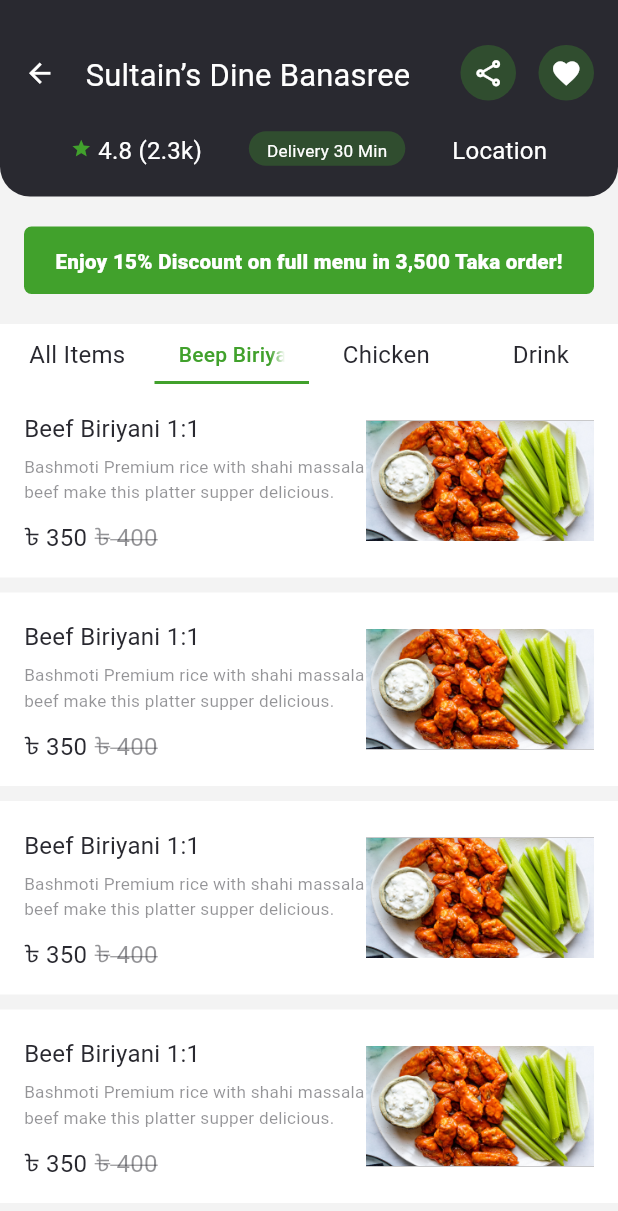
After one commit to shohag7552/Green_food_personal, a Flutter app: the RestaurantPage screen opened directly, tab 2 chosen, on a phone screen of 412 x 824 dp. The commit adds this screen. Shown: the top 1211 px of the screen. Run offline on Flutter 3.47's test engine with Material 2 defaults, Android fonts, the phone set to English and light mode, and no system bars; our stand-ins replace carousel_slider, device_preview, flutter_icons, get, splashscreen.

Commit message:
25 september  commit

```diff
--- /dev/null
+++ b/lib/Controller/RestaurantController.dart
@@ -0,0 +1,3 @@
+import 'package:get/get.dart';
+
+class RestaurantController extends GetxController {}
--- a/lib/DashBoard.dart
+++ b/lib/DashBoard.dart
@@ -2,6 +2,7 @@ import 'package:flutter/cupertino.dart';
 import 'package:flutter/material.dart';
 import 'package:flutter_icons/flutter_icons.dart';
 import 'package:get/get.dart';
+import 'package:green_food/UI/Restaurant/restaurant.dart';
 import 'package:green_food/UI/views/sizing_information.dart';
 import 'package:green_food/utils/AdaptiveTextSize.dart';
 import 'package:green_food/utils/AppBar.dart';
@@ -216,9 +217,7 @@ class DashBoard extends StatelessWidget {
                                   icon: Icons.phone,
                                   title: "Talk to Management",
                                 ),
-                                InkWell(
-                                  onTap: () {},
-                                  child: Container(
+                                Container(
                                   padding: EdgeInsets.symmetric(vertical: 10),
                                   margin: EdgeInsets.only(
                                     left: 16,
@@ -231,6 +230,8 @@ class DashBoard extends StatelessWidget {
                                     borderRadius:
                                         BorderRadius.circular(borderRadius),
                                   ),
+                                  child: InkWell(
+                                    onTap: () {},
                                     child: Row(
                                       mainAxisAlignment:
                                           MainAxisAlignment.center,
@@ -830,6 +831,10 @@ class DashBoard extends StatelessWidget {
         itemBuilder: (context, index) {
           return Padding(
             padding: EdgeInsets.symmetric(horizontal: 4),
+            child: InkWell(
+              onTap: () {
+                Get.to(RestaurantPage());
+              },
               child: Container(
                 child: Container(
                   child: Column(
@@ -894,8 +899,8 @@ class DashBoard extends StatelessWidget {
                               description,
                               style: sectionSubTitle().copyWith(
                                   fontSize: AdaptiveTextSize()
-                                    .getadaptiveTextSize(
-                                        Get.context, sectionSubTitleFontSize)),
+                                      .getadaptiveTextSize(Get.context,
+                                          sectionSubTitleFontSize)),
                             ),
                             SizedBox(
                               height: 2,
@@ -904,13 +909,14 @@ class DashBoard extends StatelessWidget {
                               offer,
                               style: sectionSubTitle().copyWith(
                                   fontSize: AdaptiveTextSize()
-                                    .getadaptiveTextSize(
-                                        Get.context, sectionSubTitleFontSize)),
+                                      .getadaptiveTextSize(Get.context,
+                                          sectionSubTitleFontSize)),
                             ),
                           ],
                         ),
                       ),
                     ],
+                  ),
                 ),
               ),
             ),
--- /dev/null
+++ b/lib/UI/Restaurant/TabPages/all_items.dart
@@ -0,0 +1,14 @@
+import 'package:flutter/material.dart';
+
+class AllItems extends StatelessWidget {
+  const AllItems({Key key}) : super(key: key);
+
+  @override
+  Widget build(BuildContext context) {
+    return Container(
+      child: Center(
+        child: Text("All items"),
+      ),
+    );
+  }
+}
--- /dev/null
+++ b/lib/UI/Restaurant/TabPages/beef_biriyani.dart
@@ -0,0 +1,98 @@
+import 'package:flutter/material.dart';
+import 'package:green_food/utils/AdaptiveTextSize.dart';
+import 'package:green_food/utils/Color.dart';
+import 'package:green_food/utils/Style.dart';
+
+class BeefBiriyani extends StatelessWidget {
+  final BuildContext context;
+  const BeefBiriyani({Key key, this.context}) : super(key: key);
+
+  @override
+  Widget build(BuildContext context) {
+    return Container(
+      child: ListView.builder(
+        itemCount: 5,
+        shrinkWrap: true,
+        itemBuilder: (context, index) {
+          return listItems(context);
+        },
+      ),
+    );
+  }
+
+  Container listItems(BuildContext context) {
+    return Container(
+      color: white,
+      padding: EdgeInsets.all(16),
+      margin: EdgeInsets.only(bottom: 10),
+      child: Row(
+        children: [
+          Expanded(
+            flex: 6,
+            child: Column(
+              crossAxisAlignment: CrossAxisAlignment.start,
+              children: [
+                Text(
+                  "Beef Biriyani 1:1",
+                  style: drawerListText().copyWith(
+                    fontSize:
+                        AdaptiveTextSize().getadaptiveTextSize(context, 14),
+                  ),
+                ),
+                SizedBox(
+                  height: 5,
+                ),
+                Text(
+                  "Bashmoti Premium rice with shahi massala beef make this platter supper delicious.",
+                  style: drawerListText().copyWith(
+                    color: black.withOpacity(0.50),
+                    fontSize:
+                        AdaptiveTextSize().getadaptiveTextSize(context, 10),
+                  ),
+                ),
+                SizedBox(
+                  height: 10,
+                ),
+                Row(
+                  children: [
+                    Text(
+                      "৳ 350",
+                      style: drawerListText().copyWith(
+                        fontSize:
+                            AdaptiveTextSize().getadaptiveTextSize(context, 14),
+                      ),
+                    ),
+                    SizedBox(
+                      width: 5,
+                    ),
+                    Text(
+                      "৳ 400",
+                      style: drawerListText().copyWith(
+                        decoration: TextDecoration.lineThrough,
+                        color: black.withOpacity(0.5),
+                        fontSize:
+                            AdaptiveTextSize().getadaptiveTextSize(context, 14),
+                      ),
+                    ),
+                  ],
+                )
+              ],
+            ),
+          ),
+          Expanded(
+            flex: 4,
+            child: Container(
+              height: 80,
+              width: 108,
+              color: black,
+              child: Image.asset(
+                "assets/images/current.png",
+                fit: BoxFit.cover,
+              ),
+            ),
+          ),
+        ],
+      ),
+    );
+  }
+}
--- /dev/null
+++ b/lib/UI/Restaurant/TabPages/chicken.dart
@@ -0,0 +1,14 @@
+import 'package:flutter/material.dart';
+
+class Chicken extends StatelessWidget {
+  const Chicken({Key key}) : super(key: key);
+
+  @override
+  Widget build(BuildContext context) {
+    return Container(
+      child: Center(
+        child: Text("Chicken"),
+      ),
+    );
+  }
+}
--- /dev/null
+++ b/lib/UI/Restaurant/TabPages/drink.dart
@@ -0,0 +1,14 @@
+import 'package:flutter/material.dart';
+
+class Drink extends StatelessWidget {
+  const Drink({Key key}) : super(key: key);
+
+  @override
+  Widget build(BuildContext context) {
+    return Container(
+      child: Center(
+        child: Text("Drink"),
+      ),
+    );
+  }
+}
--- /dev/null
+++ b/lib/UI/Restaurant/restaurant.dart
@@ -0,0 +1,246 @@
+import 'package:flutter/material.dart';
+import 'package:get/get.dart';
+import 'package:green_food/Controller/RestaurantController.dart';
+import 'package:green_food/UI/Restaurant/TabPages/all_items.dart';
+import 'package:green_food/UI/Restaurant/TabPages/beef_biriyani.dart';
+import 'package:green_food/UI/Restaurant/TabPages/chicken.dart';
+import 'package:green_food/UI/Restaurant/TabPages/drink.dart';
+import 'package:green_food/UI/views/base_widget.dart';
+import 'package:green_food/UI/views/sizing_information.dart';
+import 'package:green_food/utils/AdaptiveTextSize.dart';
+import 'package:green_food/utils/Color.dart';
+import 'package:green_food/utils/Const.dart';
+import 'package:green_food/utils/Style.dart';
+
+class RestaurantPage extends StatefulWidget {
+  // const RestaurantPage({Key key}) : super(key: key);
+
+  @override
+  _RestaurantPageState createState() => _RestaurantPageState();
+}
+
+class _RestaurantPageState extends State<RestaurantPage>
+    with SingleTickerProviderStateMixin {
+  TabController _tabController;
+
+  @override
+  void initState() {
+    _tabController = TabController(length: 4, vsync: this);
+    super.initState();
+  }
+
+  @override
+  void dispose() {
+    super.dispose();
+    _tabController.dispose();
+  }
+
+  @override
+  Widget build(BuildContext context) {
+    final restaurantController = Get.put(RestaurantPage());
+    return GetBuilder<RestaurantController>(
+      init: RestaurantController(),
+      initState: (_) {},
+      builder: (controller) {
+        return BaseWidget(
+          builder: (context, sizingInformation) {
+            return Scaffold(
+              backgroundColor: backgroundTertiary,
+              body: Column(
+                children: [
+                  customAppBar(context, sizingInformation),
+                  SizedBox(
+                    height: sectionSpacing + sectionSpacing,
+                  ),
+                  Container(
+                    width: double.infinity,
+                    padding: EdgeInsets.symmetric(vertical: 12),
+                    margin: EdgeInsets.symmetric(horizontal: 16),
+                    decoration: BoxDecoration(
+                      borderRadius: BorderRadius.circular(5),
+                      color: backgroundSecondary,
+                    ),
+                    child: Center(
+                      child: Text(
+                        "Enjoy 15% Discount on full menu in 3,500 Taka order!",
+                        style: appSubtitleText().copyWith(
+                          fontWeight: FontWeight.w900,
+                          fontSize: AdaptiveTextSize().getadaptiveTextSize(
+                              Get.context, sectionSpacing + 2),
+                        ),
+                      ),
+                    ),
+                  ),
+                  SizedBox(
+                    height: sectionSpacing + sectionSpacing,
+                  ),
+                  Container(
+                    height: 40,
+                    color: Colors.white,
+                    child: TabBar(
+                      controller: _tabController,
+                      labelColor: backgroundSecondary,
+                      unselectedLabelColor: black,
+                      indicatorColor: backgroundSecondary,
+                      unselectedLabelStyle: appSubtitleText().copyWith(
+                        fontSize: AdaptiveTextSize()
+                            .getadaptiveTextSize(Get.context, 14),
+                      ),
+                      tabs: [
+                        Tab(
+                          text: "All Items",
+                        ),
+                        Tab(
+                          text: "Beep Biriyani",
+                        ),
+                        Tab(
+                          text: "Chicken",
+                        ),
+                        Tab(
+                          text: "Drink",
+                        ),
+                      ],
+                    ),
+                  ),
+                  Expanded(
+                    child: Container(
+                      color: backgroundTertiary,
+                      child: TabBarView(
+                        controller: _tabController,
+                        children: [
+                          AllItems(),
+                          BeefBiriyani(),
+                          Chicken(),
+                          Drink(),
+                        ],
+                      ),
+                    ),
+                  )
+                ],
+              ),
+            );
+          },
+        );
+      },
+    );
+  }
+
+  Widget customAppBar(
+      BuildContext context, SizingInformation sizingInformation) {
+    return Container(
+      padding: EdgeInsets.only(
+        top: 20,
+        left: 16,
+        right: 16,
+      ),
+      decoration: BoxDecoration(
+        color: black,
+        borderRadius: BorderRadius.only(
+          bottomLeft: Radius.circular(20),
+          bottomRight: Radius.circular(20),
+        ),
+      ),
+      child: Column(
+        children: [
+          Container(
+            padding: EdgeInsets.only(top: 10),
+            child: Row(
+              children: [
+                Icon(
+                  Icons.arrow_back,
+                  size: 21,
+                  color: white,
+                ),
+                SizedBox(
+                  width: 20,
+                ),
+                Text(
+                  "Sultain’s Dine Banasree",
+                  style: drawerListText().copyWith(
+                    fontWeight: FontWeight.w400,
+                    fontSize:
+                        AdaptiveTextSize().getadaptiveTextSize(Get.context, 18),
+                    color: white,
+                  ),
+                ),
+                Spacer(),
+                Container(
+                  padding: EdgeInsets.all(8.0),
+                  decoration: BoxDecoration(
+                    borderRadius: BorderRadius.circular(50),
+                    color: backgroundSecondary.withOpacity(0.30),
+                  ),
+                  child: Icon(
+                    Icons.share_outlined,
+                    color: white,
+                    size: 21,
+                  ),
+                ),
+                SizedBox(
+                  width: 15,
+                ),
+                Container(
+                  padding: EdgeInsets.all(8.0),
+                  decoration: BoxDecoration(
+                    borderRadius: BorderRadius.circular(50),
+                    color: backgroundSecondary.withOpacity(0.30),
+                  ),
+                  child: Icon(
+                    Icons.favorite,
+                    color: white,
+                    size: 21,
+                  ),
+                ),
+              ],
+            ),
+          ),
+          Container(
+            padding: EdgeInsets.symmetric(vertical: 20),
+            child: Row(
+              mainAxisAlignment: MainAxisAlignment.spaceEvenly,
+              children: [
+                Row(
+                  children: [
+                    Icon(
+                      Icons.star,
+                      color: backgroundSecondary,
+                      size: 14,
+                    ),
+                    Text(
+                      " 4.8 (2.3k)",
+                      style: appSubtitleText().copyWith(
+                        fontSize: AdaptiveTextSize()
+                            .getadaptiveTextSize(Get.context, height + 4),
+                      ),
+                    )
+                  ],
+                ),
+                Container(
+                  padding: EdgeInsets.symmetric(horizontal: 12, vertical: 3),
+                  decoration: BoxDecoration(
+                    borderRadius: BorderRadius.circular(64),
+                    color: backgroundSecondary.withOpacity(0.30),
+                  ),
+                  child: Text(
+                    "Delivery 30 Min",
+                    style: appSubtitleText().copyWith(
+                      fontSize: AdaptiveTextSize()
+                          .getadaptiveTextSize(Get.context, height),
+                    ),
+                  ),
+                ),
+                Text(
+                  "Location",
+                  style: appSubtitleText().copyWith(
+                    fontSize: AdaptiveTextSize()
+                        .getadaptiveTextSize(Get.context, height + 4),
+                  ),
+                )
+              ],
+            ),
+          )
+        ],
+      ),
+    );
+  }
+}
--- a/lib/utils/Style.dart
+++ b/lib/utils/Style.dart
@@ -56,3 +56,11 @@ TextStyle drawerListText() {
       letterSpacing: 0.18,
       height: 1.5);
 }
+
+TextStyle appSubtitleText() {
+  return TextStyle(
+      fontWeight: FontWeight.w400,
+      color: white,
+      letterSpacing: 0.18,
+      height: 1.5);
+}
```
Also changed, not shown: 4 other files. Lines whose indentation alone changed are shown as unchanged.
